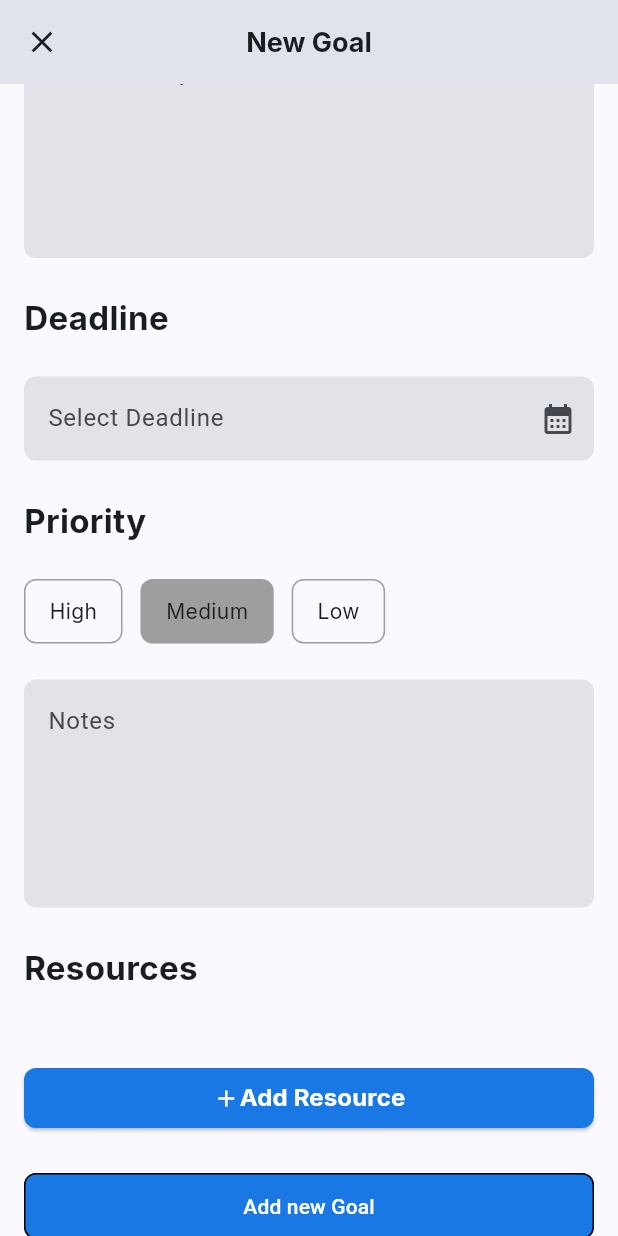
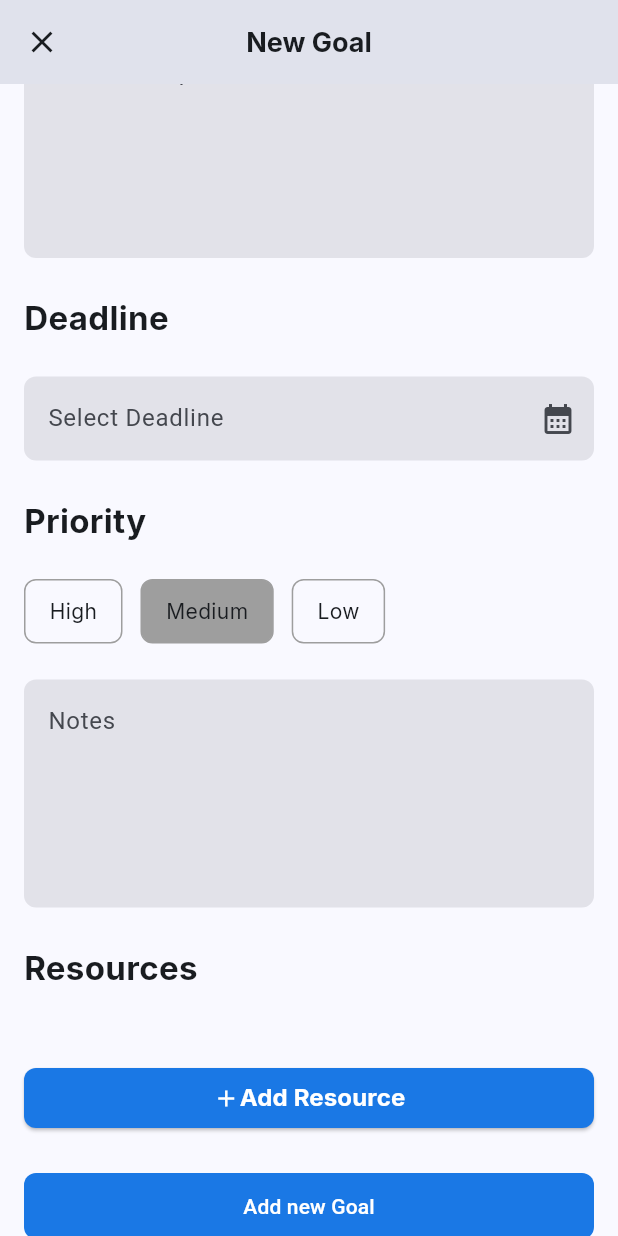
Before and after one commit to mhmaldyb510/goal-tree, a Flutter app: the AddNewGoalScreen screen opened directly, scrolled down 152 dp, after a tap on "Add new Goal", on a phone screen of 412 x 824 dp. Run offline on Flutter 3.47's test engine with Material 3 defaults, Android fonts, the phone set to English and light mode, and no system bars; our stand-ins replace bloc, easy_localization, flutter_bloc, flutter_svg, google_fonts, objectbox; generated files the repository leaves out were written again.

Commit message:
Adds goal creation functionality with loading state management
Implements a loading state for the goal creation process to prevent multiple submissions.

Wraps the goal form in a provider for goal resources and enhances the user interface with localization support.

Updates various widgets to improve usability and maintain consistency in UI design.

```diff
--- a/lib/features/add_new_goal/view/screens/add_new_goal_screen.dart
+++ b/lib/features/add_new_goal/view/screens/add_new_goal_screen.dart
@@ -1,6 +1,8 @@
 import 'package:flutter/material.dart';
+import 'package:goal_tree/features/add_new_goal/providers/goal_resources_provider.dart';
 import 'package:goal_tree/features/add_new_goal/view/widgets/add_new_goal_app_bar.dart';
 import 'package:goal_tree/features/add_new_goal/view/widgets/add_new_goal_form.dart';
+import 'package:provider/provider.dart';
 
 class AddNewGoalScreen extends StatelessWidget {
   const AddNewGoalScreen({super.key});
@@ -12,7 +14,10 @@ class AddNewGoalScreen extends StatelessWidget {
         preferredSize: const Size.fromHeight(kToolbarHeight),
         child: const AddNewGoalAppBar(),
       ),
-      body: AddNewGoalForm(),
+      body: ChangeNotifierProvider(
+        create: (context) => GoalResourcesProvider(),
+        child: AddNewGoalForm(),
+      ),
     );
   }
 }
--- a/lib/features/add_new_goal/view/widgets/add_new_goal_form.dart
+++ b/lib/features/add_new_goal/view/widgets/add_new_goal_form.dart
@@ -32,6 +32,7 @@ class _AddNewGoalFormState extends State<AddNewGoalForm> {
   GoalPriorityEnum goalPriority = GoalPriorityEnum.medium;
   final TextEditingController goalNotes = TextEditingController();
   bool addingResource = false;
+  bool _isCreatingGoal = false;
 
   @override
   void dispose() {
@@ -126,8 +127,17 @@ class _AddNewGoalFormState extends State<AddNewGoalForm> {
 
                 SizedBox(height: 24),
                 CreateNewGoalButton(
-                  onPressed: () async {
-                    if (_formKey.currentState?.validate() ?? false) {
+                  onPressed: _isCreatingGoal
+                      ? null
+                      : () async {
+                          if (!(_formKey.currentState?.validate() ?? false))
+                            return;
+
+                          setState(() {
+                            _isCreatingGoal = true;
+                          });
+
+                          try {
                             await context.read<HomeCubit>().addGoal(
                               GoalModel(
                                 title: goalTitle.text,
@@ -135,11 +145,20 @@ class _AddNewGoalFormState extends State<AddNewGoalForm> {
                                 deadline: goalDeadline,
                                 priority: goalPriority.index,
                                 notes: goalNotes.text,
-                          initialResources: goalResourcesProvider.goalResources,
+                                initialResources:
+                                    goalResourcesProvider.goalResources,
                               ),
                             );
                             if (context.mounted) {
                               Navigator.pop(context);
+                            }
+                          } catch (e) {
+                            // Optionally, show an error message to the user
+                          } finally {
+                            if (mounted) {
+                              setState(() {
+                                _isCreatingGoal = false;
+                              });
                             }
                           }
                         },
--- a/lib/features/add_new_goal/view/widgets/create_new_goal_button.dart
+++ b/lib/features/add_new_goal/view/widgets/create_new_goal_button.dart
@@ -1,17 +1,11 @@
+import 'package:easy_localization/easy_localization.dart';
 import 'package:flutter/material.dart';
 import 'package:goal_tree/core/app_constants.dart';
 
-
 class CreateNewGoalButton extends StatelessWidget {
-  const CreateNewGoalButton({
-    super.key,
-    this.onPressed
-
-  }) ;
+  const CreateNewGoalButton({super.key, this.onPressed});
 
   final VoidCallback? onPressed;
-
-
 
   @override
   Widget build(BuildContext context) {
@@ -21,11 +15,10 @@ class CreateNewGoalButton extends StatelessWidget {
         padding: EdgeInsets.symmetric(horizontal: 24, vertical: 12),
         shape: RoundedRectangleBorder(borderRadius: BorderRadius.circular(8)),
         foregroundColor: Colors.white,
-        side: BorderSide(),
         fixedSize: Size.fromWidth(MediaQuery.of(context).size.width),
       ),
       onPressed: onPressed,
-      child: Text('Add new Goal'),
+      child: Text('Add new Goal').tr(),
     );
   }
 }
--- a/lib/features/add_new_goal/view/widgets/resources_list.dart
+++ b/lib/features/add_new_goal/view/widgets/resources_list.dart
@@ -22,7 +22,7 @@ class _ResourcesListState extends State<ResourcesList> {
         (index) => ListTile(
           leading: Container(
             decoration: BoxDecoration(
-              color: Color(0xfff1f2f4),
+              color: Theme.of(context).colorScheme.surfaceContainerHighest,
               borderRadius: BorderRadius.circular(8),
             ),
             padding: EdgeInsets.all(11),
@@ -39,9 +39,7 @@ class _ResourcesListState extends State<ResourcesList> {
           trailing: IconButton(
             icon: const Icon(Icons.delete, color: Colors.red),
             onPressed: () {
-              provider.removeResource(
-                provider.goalResources[index],
-              );
+              provider.removeResource(provider.goalResources[index]);
             },
           ),
         ),
--- a/lib/features/home/view/widgets/empty_goals_list_body.dart
+++ b/lib/features/home/view/widgets/empty_goals_list_body.dart
@@ -1,3 +1,4 @@
+import 'package:easy_localization/easy_localization.dart';
 import 'package:flutter/material.dart';
 import 'package:goal_tree/core/theme/app_text_styles.dart';
 
@@ -13,7 +14,7 @@ class EmptyGoalsListBody extends StatelessWidget {
           'No goals yet start adding by clicking + New Goal button',
           style: AppTextStyles.primaryTextStyle,
           textAlign: TextAlign.center,
-        ),
+        ).tr(),
       ),
     );
   }
```
Also changed, not shown: lib/core/theme/app_light_theme.dart (added, +13 -0 lines), lib/features/home/view/widgets/no_data_body.dart (+3 -4 lines), .gemini/config.yaml (added). Lines whose indentation alone changed are shown as unchanged.
